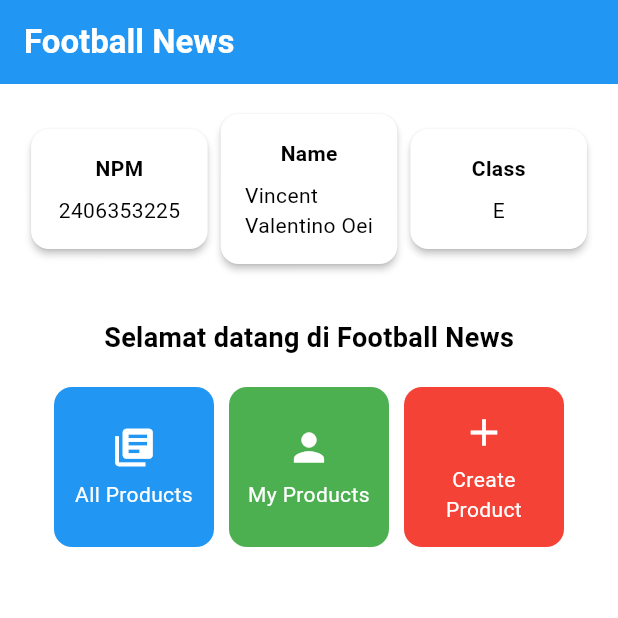
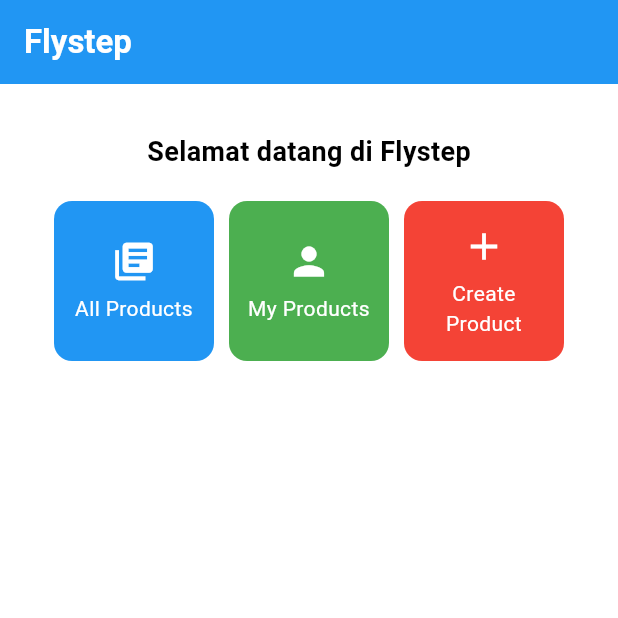
Before and after one commit to Vin-Ren/flystep-flutter, a Flutter app: the screen it shows after launch, on a phone screen of 412 x 824 dp, the top half of it. Run offline on Flutter 3.47's test engine with Material 3 defaults, Android fonts, the phone set to English and light mode, and no system bars.

Commit message:
feat: Tugas 07 complete

```diff
--- a/lib/main.dart
+++ b/lib/main.dart
@@ -12,7 +12,7 @@
   @override
   Widget build(BuildContext context) {
     return MaterialApp(
-      title: 'Flutter Demo',
+      title: 'Flystep',
       theme: ThemeData(
         // This is the theme of your application.
         //
--- a/lib/menu.dart
+++ b/lib/menu.dart
@@ -4,14 +4,10 @@
     MyHomePage({super.key});
 
     final List<ItemHomepage> items = [
-      ItemHomepage("All Products", Icons.library_books, ColorScheme.fromSwatch(primarySwatch: Colors.blue).copyWith(secondary: Colors.blueAccent[400])),
-      ItemHomepage("My Products", Icons.person, ColorScheme.fromSwatch(primarySwatch: Colors.green).copyWith(secondary: Colors.green[400])),
-      ItemHomepage("Create Product", Icons.add, ColorScheme.fromSwatch(primarySwatch: Colors.red).copyWith(secondary: Colors.red[400])),
+      ItemHomepage("All Products", Icons.library_books, Colors.blue),
+      ItemHomepage("My Products", Icons.person, Colors.green),
+      ItemHomepage("Create Product", Icons.add, Colors.red),
     ];
-
-    final String nama = "Vincent Valentino Oei"; //nama
-    final String npm = "2406353225"; //npm
-    final String kelas = "E"; //kelas
 
     @override
     Widget build(BuildContext context) {
@@ -19,9 +15,8 @@
     return Scaffold(
       // AppBar adalah bagian atas halaman yang menampilkan judul.
       appBar: AppBar(
-        // Judul aplikasi "Football News" dengan teks putih dan tebal.
         title: const Text(
-          'Football News',
+          'Flystep',
           style: TextStyle(
             color: Colors.white,
             fontWeight: FontWeight.bold,
@@ -37,19 +32,6 @@
         child: Column(
           crossAxisAlignment: CrossAxisAlignment.center,
           children: [
-            // Row untuk menampilkan 3 InfoCard secara horizontal.
-            Row(
-              mainAxisAlignment: MainAxisAlignment.spaceEvenly,
-              children: [
-                InfoCard(title: 'NPM', content: npm),
-                InfoCard(title: 'Name', content: nama),
-                InfoCard(title: 'Class', content: kelas),
-              ],
-            ),
-
-            // Memberikan jarak vertikal 16 unit.
-            const SizedBox(height: 16.0),
-
             // Menempatkan widget berikutnya di tengah halaman.
             Center(
               child: Column(
@@ -60,7 +42,7 @@
                   const Padding(
                     padding: EdgeInsets.only(top: 16.0),
                     child: Text(
-                      'Selamat datang di Football News',
+                      'Selamat datang di Flystep',
                       style: TextStyle(
                         fontWeight: FontWeight.bold,
                         fontSize: 18.0,
@@ -93,45 +75,12 @@
   }
 }
 
-class InfoCard extends StatelessWidget {
-  // Kartu informasi yang menampilkan title dan content.
-
-  final String title;  // Judul kartu.
-  final String content;  // Isi kartu.
-
-  const InfoCard({super.key, required this.title, required this.content});
-
-  @override
-  Widget build(BuildContext context) {
-    return Card(
-      // Membuat kotak kartu dengan bayangan dibawahnya.
-      elevation: 2.0,
-      child: Container(
-        // Mengatur ukuran dan jarak di dalam kartu.
-        width: MediaQuery.of(context).size.width / 3.5, // menyesuaikan dengan lebar device yang digunakan.
-        padding: const EdgeInsets.all(16.0),
-        // Menyusun title dan content secara vertikal.
-        child: Column(
-          children: [
-            Text(
-              title,
-              style: const TextStyle(fontWeight: FontWeight.bold),
-            ),
-            const SizedBox(height: 8.0),
-            Text(content),
-          ],
-        ),
-      ),
-    );
-  }
-}
-
 class ItemHomepage {
  final String name;
  final IconData icon;
- final ColorScheme colorScheme;
+ final Color color;
 
- ItemHomepage(this.name, this.icon, this.colorScheme);
+ ItemHomepage(this.name, this.icon, this.color);
 }
 
 class ItemCard extends StatelessWidget {
@@ -145,7 +94,7 @@
   Widget build(BuildContext context) {
     return Material(
       // Menentukan warna latar belakang dari tema aplikasi.
-      color: item.colorScheme.primary,
+      color: item.color,
       // Membuat sudut kartu melengkung.
       borderRadius: BorderRadius.circular(12),
 
@@ -156,7 +105,7 @@
           ScaffoldMessenger.of(context)
             ..hideCurrentSnackBar()
             ..showSnackBar(
-              SnackBar(content: Text("Kamu telah menekan tombol ${item.name}!"))
+              SnackBar(content: Text("Kamu telah menekan tombol ${item.name}."))
             );
         },
         // Container untuk menyimpan Icon dan Text
```
Also changed, not shown: 1 other file.
